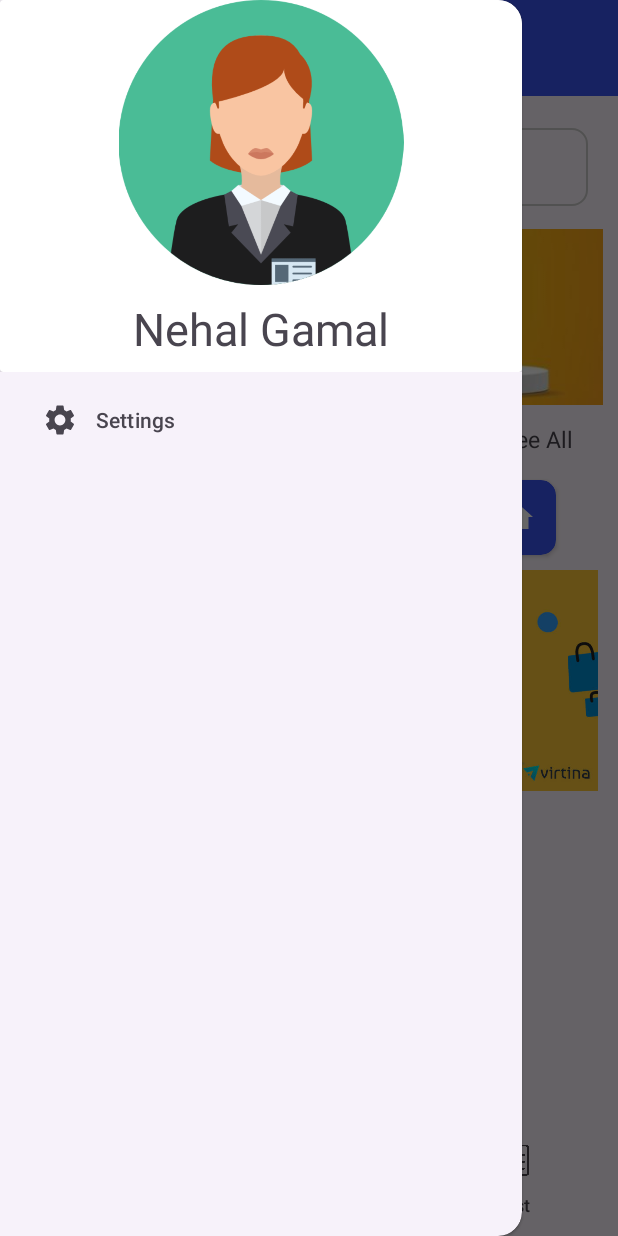
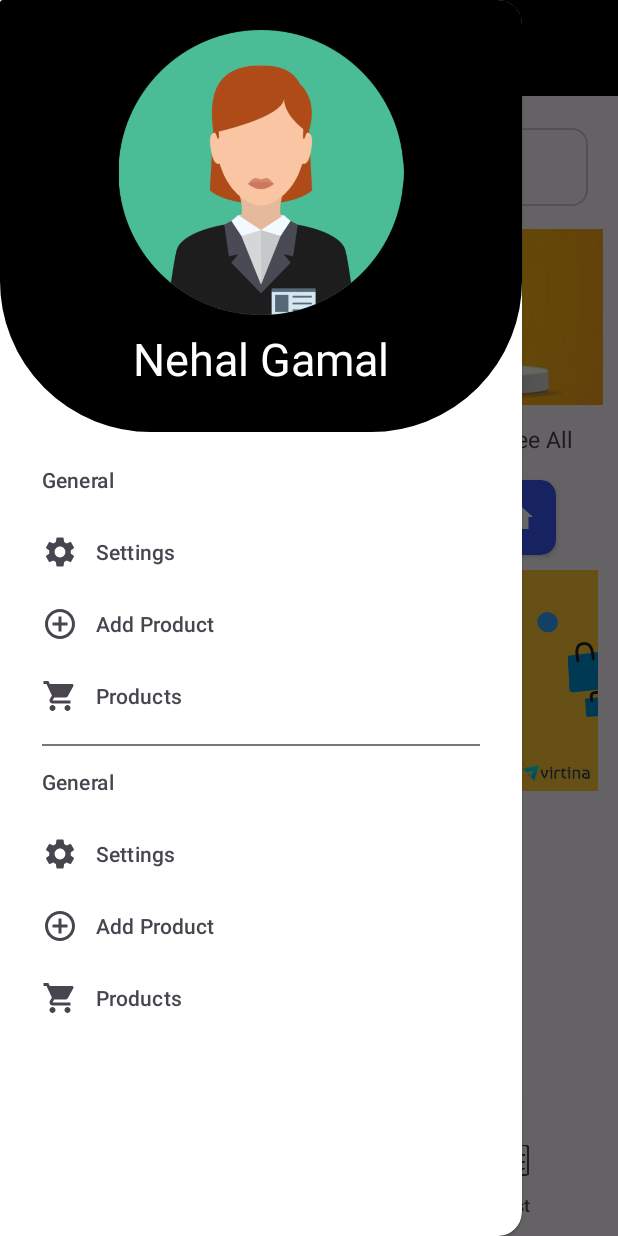
Before and after one commit to nehalgamal093/WorldTrade, an Android app: the screen it shows after launch (MainActivity), with the side drawer open, on a phone screen of 412 x 824 dp. Run offline under Robolectric (Android 15) with nearby library versions, the phone set to English and light mode, and no system bars; Roboto replaces fonts that are not available here.

Commit message:
Decorate drawer

```diff
--- /dev/null
+++ b/app/src/main/res/drawable/baseline_add_circle_outline_24.xml
@@ -0,0 +1,5 @@
+<vector android:height="24dp" android:tint="#000000"
+    android:viewportHeight="24" android:viewportWidth="24"
+    android:width="24dp" xmlns:android="http://schemas.android.com/apk/res/android">
+    <path android:fillColor="@android:color/white" android:pathData="M13,7h-2v4L7,11v2h4v4h2v-4h4v-2h-4L13,7zM12,2C6.48,2 2,6.48 2,12s4.48,10 10,10 10,-4.48 10,-10S17.52,2 12,2zM12,20c-4.41,0 -8,-3.59 -8,-8s3.59,-8 8,-8 8,3.59 8,8 -3.59,8 -8,8z"/>
+</vector>
--- /dev/null
+++ b/app/src/main/res/drawable/baseline_shopping_cart_24.xml
@@ -0,0 +1,5 @@
+<vector android:height="24dp" android:tint="#000000"
+    android:viewportHeight="24" android:viewportWidth="24"
+    android:width="24dp" xmlns:android="http://schemas.android.com/apk/res/android">
+    <path android:fillColor="@android:color/white" android:pathData="M7,18c-1.1,0 -1.99,0.9 -1.99,2S5.9,22 7,22s2,-0.9 2,-2 -0.9,-2 -2,-2zM1,2v2h2l3.6,7.59 -1.35,2.45c-0.16,0.28 -0.25,0.61 -0.25,0.96 0,1.1 0.9,2 2,2h12v-2L7.42,15c-0.14,0 -0.25,-0.11 -0.25,-0.25l0.03,-0.12 0.9,-1.63h7.45c0.75,0 1.41,-0.41 1.75,-1.03l3.58,-6.49c0.08,-0.14 0.12,-0.31 0.12,-0.48 0,-0.55 -0.45,-1 -1,-1L5.21,4l-0.94,-2L1,2zM17,18c-1.1,0 -1.99,0.9 -1.99,2s0.89,2 1.99,2 2,-0.9 2,-2 -0.9,-2 -2,-2z"/>
+</vector>
--- /dev/null
+++ b/app/src/main/res/drawable/drawer_bg.xml
@@ -0,0 +1,7 @@
+<?xml version="1.0" encoding="utf-8"?>
+<shape xmlns:android="http://schemas.android.com/apk/res/android" android:shape="rectangle">
+    <corners android:bottomLeftRadius="100dp" android:bottomRightRadius="100dp"/>
+
+    <padding android:left="10dp" android:right="10dp" android:top="10dp" android:bottom="10dp"/>
+    <stroke android:width="1dp" android:color="#CCCCCC"/>
+</shape>
--- a/app/src/main/res/layout/activity_main.xml
+++ b/app/src/main/res/layout/activity_main.xml
@@ -15,7 +15,7 @@
        android:id="@+id/main_tool_bar"
        android:layout_width="match_parent"
        android:layout_height="wrap_content"
-       android:background="@color/blue"
+       android:background="@color/black"
        android:minHeight="?attr/actionBarSize"
        app:titleTextColor="@color/white"
        />
@@ -46,6 +46,6 @@
       android:id="@+id/nav_view"
       app:headerLayout="@layout/nav_header"
       app:menu="@menu/nav_menu"
-      app:itemRippleColor="@color/white"
+      android:backgroundTint="@color/white"
       />
 </androidx.drawerlayout.widget.DrawerLayout>
--- a/app/src/main/res/layout/nav_header.xml
+++ b/app/src/main/res/layout/nav_header.xml
@@ -1,14 +1,24 @@
 <?xml version="1.0" encoding="utf-8"?>
 <LinearLayout xmlns:android="http://schemas.android.com/apk/res/android"
+    xmlns:app="http://schemas.android.com/apk/res-auto"
     android:orientation="vertical"
     android:layout_width="match_parent"
-    android:layout_height="wrap_content">
+    android:layout_height="wrap_content"
+
+    >
 
     <androidx.cardview.widget.CardView
+        app:cardBackgroundColor="@android:color/transparent"
+        app:cardElevation="0dp"
         android:layout_width="match_parent"
-        android:layout_height="wrap_content">
+        android:layout_height="wrap_content"
+
+        >
 
         <LinearLayout
+            android:backgroundTint="@color/black"
+            android:background="@drawable/drawer_bg"
+            android:padding="20dp"
             android:layout_width="match_parent"
             android:layout_height="wrap_content"
             android:orientation="vertical">
@@ -25,6 +35,7 @@
                 android:layout_height="58dp"
                 android:fontFamily="@font/abeezee"
                 android:gravity="center"
+                android:textColor="@color/white"
                 android:text="Nehal Gamal"
                 android:textSize="30sp" />
         </LinearLayout>
--- a/app/src/main/res/menu/nav_menu.xml
+++ b/app/src/main/res/menu/nav_menu.xml
@@ -2,11 +2,41 @@
 <menu xmlns:android="http://schemas.android.com/apk/res/android"
     xmlns:tools="http://schemas.android.com/tools"
     >
-<group android:checkableBehavior="single">
-    <item
-        android:id="@+id/nav_settings"
-        android:icon="@drawable/baseline_settings_24"
-        android:title="@string/settings"/>
 
-</group>
+    <item android:title="General">
+        <menu>
+            <group android:checkableBehavior="single">
+                <item
+                    android:id="@+id/nav_settings"
+                    android:icon="@drawable/baseline_settings_24"
+                    android:title="@string/settings" />
+                <item
+                    android:id="@+id/nav_add_product"
+                    android:icon="@drawable/baseline_add_circle_outline_24"
+                    android:title="@string/add_product"/>
+                <item
+                    android:id="@+id/nav_products"
+                    android:icon="@drawable/baseline_shopping_cart_24"
+                    android:title="@string/products"/>
+            </group>
+        </menu>
+    </item>
+    <item android:title="General">
+        <menu>
+            <group android:checkableBehavior="single">
+                <item
+                    android:id="@+id/nav_settings1"
+                    android:icon="@drawable/baseline_settings_24"
+                    android:title="@string/settings" />
+                <item
+                    android:id="@+id/nav_add_product1"
+                    android:icon="@drawable/baseline_add_circle_outline_24"
+                    android:title="@string/add_product"/>
+                <item
+                    android:id="@+id/nav_products1"
+                    android:icon="@drawable/baseline_shopping_cart_24"
+                    android:title="@string/products"/>
+            </group>
+        </menu>
+    </item>
 </menu>
--- a/app/src/main/res/values/strings.xml
+++ b/app/src/main/res/values/strings.xml
@@ -10,6 +10,8 @@
     <string name="categories">Categories</string>
     <string name="seeAll">See All</string>
     <string name="settings">Settings</string>
+    <string name="add_product">Add Product</string>
+
     <string name="open_navigation_drawer">Open Navigation Drawer</string>
     <string name="close_navigation_drawer">Close Navigation Drawer</string>
     <string name="phone">Phone</string>
```
